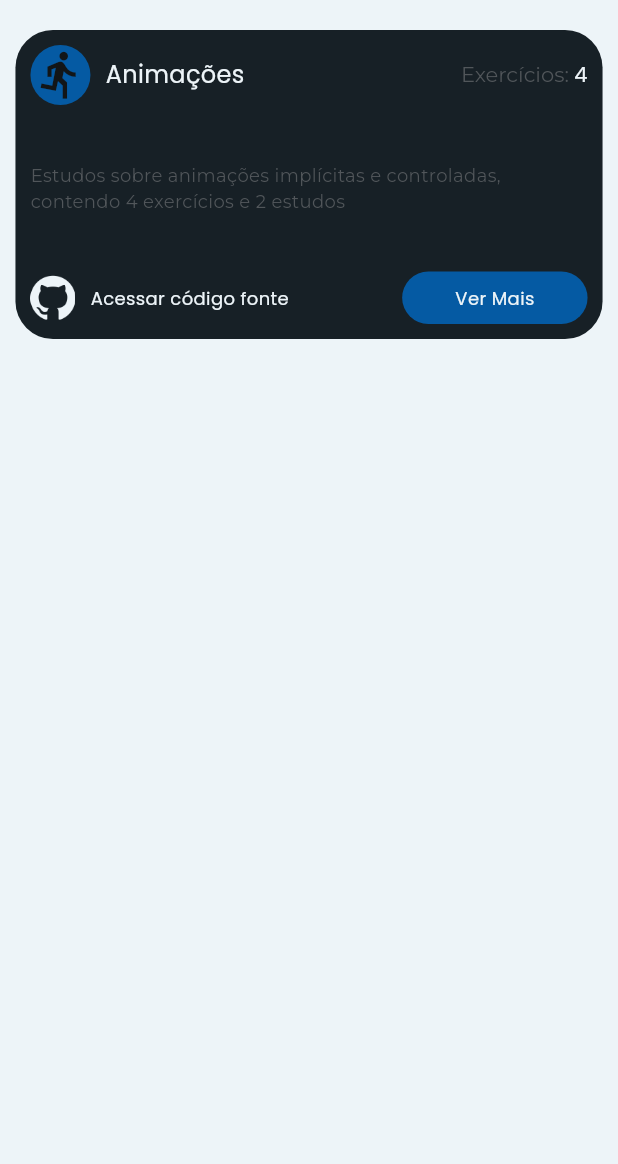
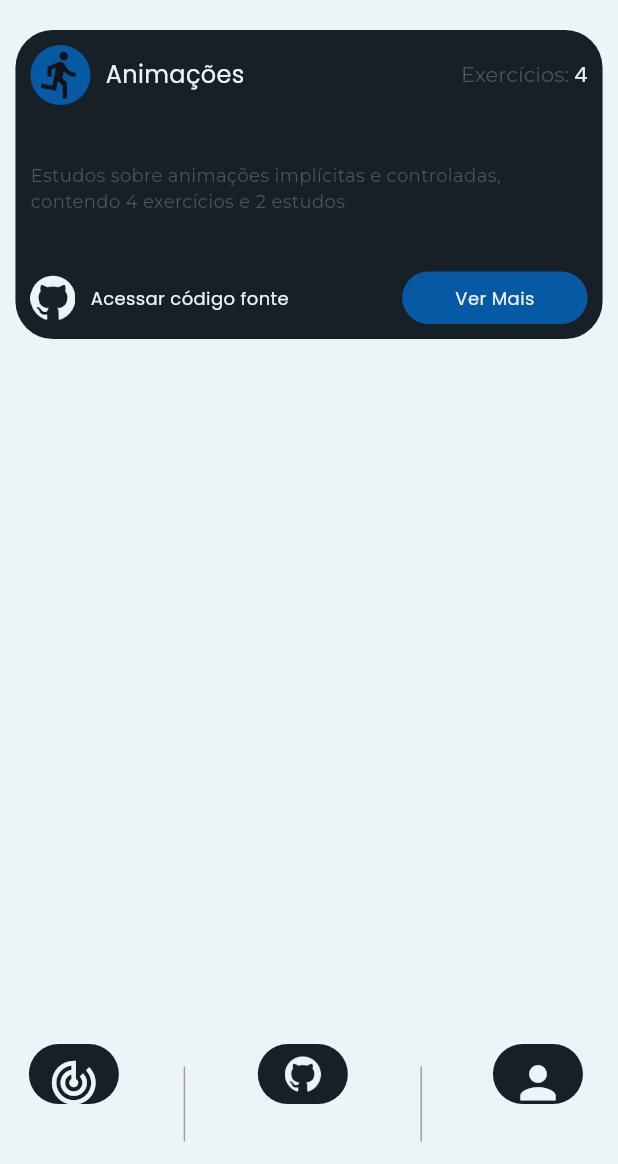
Before and after one commit to zanelladev/masterclass_flutterando_app, a Flutter app: the screen it shows after launch, on a phone screen of 412 x 824 dp, the part 72-1236 px from its top. Run offline on Flutter 3.47's test engine with Material 2 defaults, Android fonts, the phone set to English and light mode, and no system bars; our stand-ins replace flutter_modular, google_fonts.

Commit message:
style: modify nav bar

```diff
--- a/design_system/lib/src/widgets/navigation_bar/navigation_bar.dart
+++ b/design_system/lib/src/widgets/navigation_bar/navigation_bar.dart
@@ -16,14 +16,101 @@ class _CustomNavigatorState extends State<CustomNavigator> {
     final textStyles = theme.extension<AppTextStylesExtension>()!;
     final deviceInfo = MediaQuery.of(context);
     return SafeArea(
-      child: Container(
-        height: 60,
-        decoration: BoxDecoration(
-          color: Theme.of(context).primaryColor,
-          borderRadius: const BorderRadius.only(
-            topLeft: Radius.circular(20),
-            topRight: Radius.circular(20),
-          ),
+      child: SizedBox(
+        height: 80,
+        child: Row(
+          mainAxisAlignment: MainAxisAlignment.spaceAround,
+          children: [
+            Column(
+              children: [
+                Container(
+                  width: 60,
+                  height: 40,
+                  decoration: BoxDecoration(
+                    color: theme.colorScheme.surfaceVariant,
+                    borderRadius: BorderRadius.circular(40),
+                  ),
+                  child: Center(
+                    child: IconButton(
+                      onPressed: () {},
+                      icon: Icon(
+                        Icons.track_changes,
+                        color: theme.colorScheme.onBackground,
+                        size: 35,
+                      ),
+                    ),
+                  ),
+                ),
+                Text(
+                  'Atividades',
+                  style: textStyles.headline3.copyWith(fontSize: 12),
+                ),
+              ],
+            ),
+            const VerticalDivider(
+              thickness: 1,
+              indent: 15,
+              endIndent: 15,
+              color: Colors.grey,
+            ),
+            Column(
+              children: [
+                Container(
+                  width: 60,
+                  height: 40,
+                  decoration: BoxDecoration(
+                    color: theme.colorScheme.surfaceVariant,
+                    borderRadius: BorderRadius.circular(40),
+                  ),
+                  child: Center(
+                    child: Expanded(
+                      child: IconButton(
+                        onPressed: () {},
+                        icon: Image.asset(
+                          'assets/github.png',
+                          color: theme.colorScheme.onBackground,
+                        ),
+                      ),
+                    ),
+                  ),
+                ),
+                Text(
+                  'Repositórios',
+                  style: textStyles.headline3.copyWith(fontSize: 12),
+                ),
+              ],
+            ),
+            const VerticalDivider(
+              thickness: 1,
+              indent: 15,
+              endIndent: 15,
+              color: Colors.grey,
+            ),
+            Column(
+              children: [
+                Container(
+                  width: 60,
+                  height: 40,
+                  decoration: BoxDecoration(
+                    color: theme.colorScheme.surfaceVariant,
+                    borderRadius: BorderRadius.circular(40),
+                  ),
+                  child: IconButton(
+                    onPressed: () {},
+                    icon: Icon(
+                      Icons.person,
+                      color: theme.colorScheme.onBackground,
+                      size: 35,
+                    ),
+                  ),
+                ),
+                Text(
+                  'Sobre o dev',
+                  style: textStyles.headline3.copyWith(fontSize: 12),
+                ),
+              ],
+            )
+          ],
         ),
       ),
     );
```
